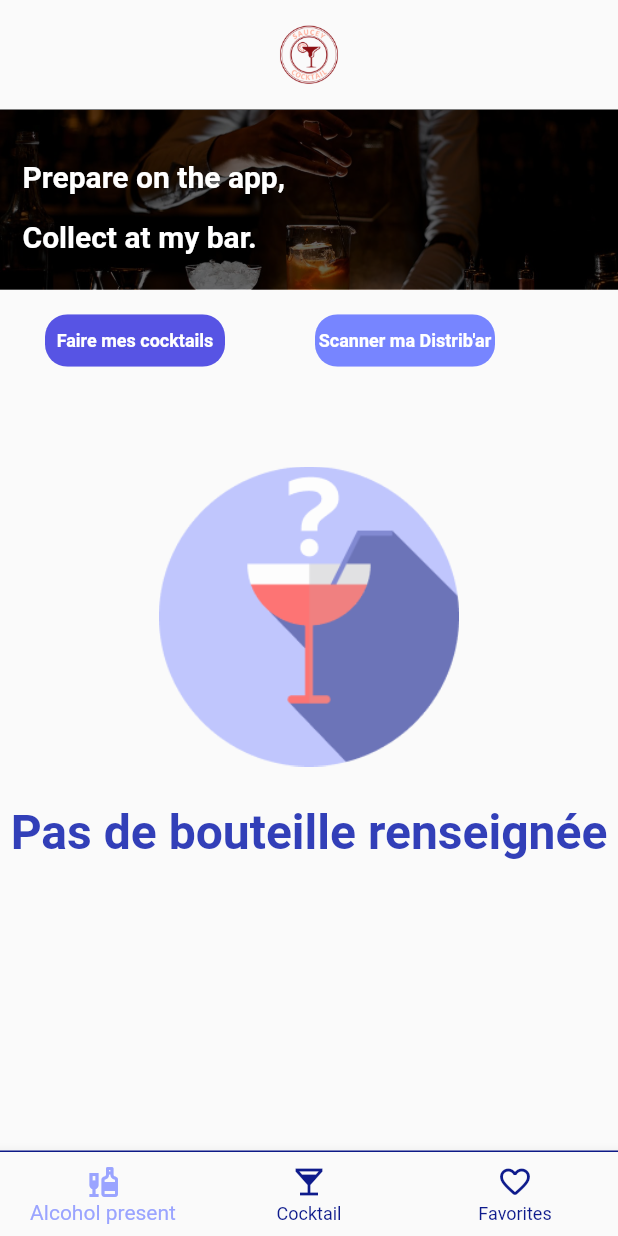
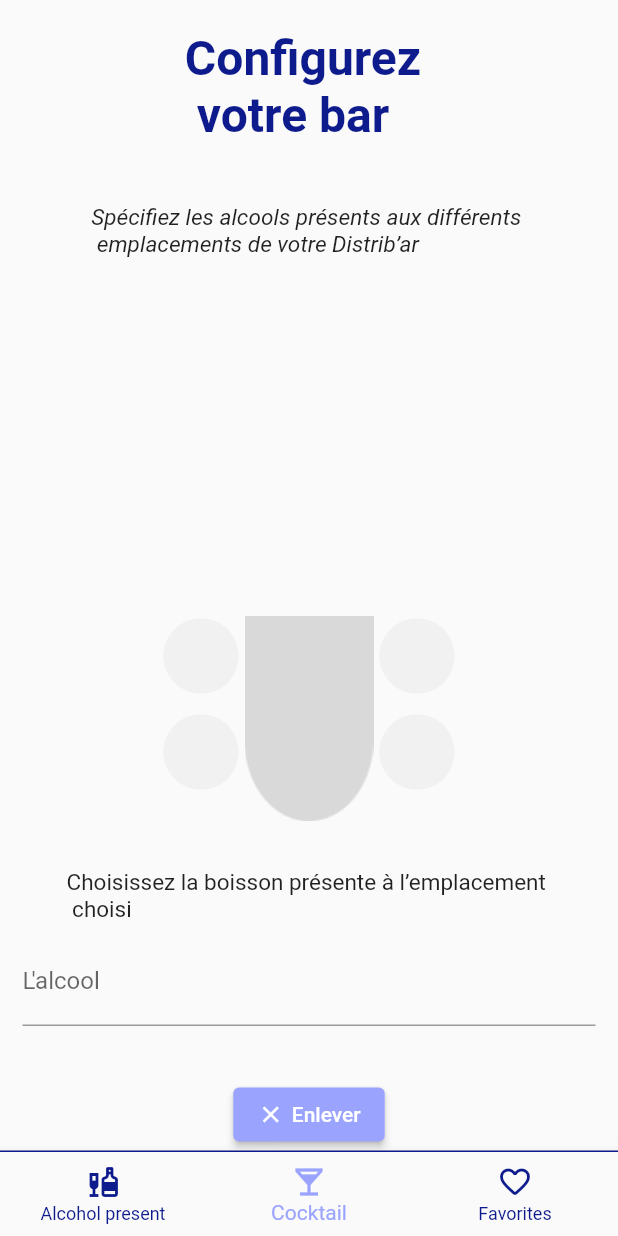
Before and after one commit to elsa-bit/Distrib-ar, a Flutter app: the screen it shows after launch, on a phone screen of 412 x 824 dp. Run offline on Flutter 3.47's test engine with Material 2 defaults, Android fonts, the phone set to English and light mode, and no system bars; our stand-ins replace firebase_analytics, firebase_core, firebase_crashlytics, firebase_database, floor, shared_preferences and 1 more; missing offline and left inert: flutter_barcode_scanner; accounts and stored records are empty; generated files the repository leaves out were written again; Roboto replaces fonts that are missing (AlegreyaSans, Prompt).

Commit message:
Connexion with realtime DB done

```diff
--- a/lib/ancien_projet/cocktail/cocktail.dart
+++ b/lib/ancien_projet/cocktail/cocktail.dart
@@ -3,6 +3,7 @@ import 'package:distribar/ancien_projet/utils/MyColors.dart';
 import 'package:flutter/material.dart';
 import 'package:flutter/services.dart';
 import 'package:flutter_barcode_scanner/flutter_barcode_scanner.dart';
+import 'package:shared_preferences/shared_preferences.dart';
 import '../utils/custom_views/item_card_cocktail.dart';
 import '../utils/custom_views/no_cocktail_found.dart';
 import 'data_model_cocktail.dart';
@@ -182,12 +183,16 @@ class _CocktailState extends State<Cocktail> {
 
   Future<void> QrCodeScan() async {
     String QrCodeScanRes;
+    final SharedPreferences prefs = await SharedPreferences.getInstance();
+
     try {
       QrCodeScanRes = await FlutterBarcodeScanner.scanBarcode(
           '#ff6666', 'Cancel', true, ScanMode.QR);
+      await prefs.setString('id_Distribar', QrCodeScanRes);
     } on PlatformException {
       QrCodeScanRes = 'Failed to get platform version.';
     }
+
     if (!mounted) return;
     setState(() {
       _scanQRcode = QrCodeScanRes;
--- a/lib/ancien_projet/home/views/bottom_nav_bar.dart
+++ b/lib/ancien_projet/home/views/bottom_nav_bar.dart
@@ -12,7 +12,7 @@ class BottomNavBar extends StatefulWidget {
 }
 
 class _BottomNavBarState extends State<BottomNavBar> {
-  int _selectedItem = 0;
+  int _selectedItem = 1;
 
   void _onItemTapped(int index) {
     setState(() {
--- a/lib/ancien_projet/home/views/home.dart
+++ b/lib/ancien_projet/home/views/home.dart
@@ -1,7 +1,7 @@
 import 'package:distribar/ancien_projet/cart/views/cart_view.dart';
-import 'package:distribar/ancien_projet/category/views/category.dart';
 import 'package:distribar/ancien_projet/cocktail/cocktail.dart';
 import 'package:distribar/ancien_projet/home/views/bottom_nav_bar.dart';
+import 'package:distribar/config/config_screen.dart';
 import 'package:flutter/material.dart';
 
 class Home extends StatefulWidget {
@@ -12,9 +12,9 @@ class Home extends StatefulWidget {
 }
 
 class _HomeState extends State<Home> {
-  int _currentIndex = 1;
+  int _currentIndex = 0;    //CHANGER A UN
   final screens = [
-    Category(),
+    Config(),
     Cocktail(),
     Cart(),
   ];
--- a/lib/ancien_projet/utils/MyColors.dart
+++ b/lib/ancien_projet/utils/MyColors.dart
@@ -6,4 +6,7 @@ class MyColors {
   static const Color blue = Color(0xff5754E4);
   static const Color blueDark = Color(0xff323FB8);
   static const Color blueFonce = Color(0xff0E1B8C);
+
+  static const Color greyButton = Color(0xffF0F0F0);
+  static const Color greyConfig = Color(0xffF1F1F1);
 }
--- /dev/null
+++ b/lib/config/config_screen.dart
@@ -0,0 +1,180 @@
+import 'package:distribar/ancien_projet/utils/MyColors.dart';
+import 'package:firebase_database/firebase_database.dart';
+import 'package:flutter/material.dart';
+import 'package:shared_preferences/shared_preferences.dart';
+
+class Config extends StatefulWidget {
+  const Config({Key? key}) : super(key: key);
+
+  @override
+  State<Config> createState() => _ConfigState();
+}
+
+class _ConfigState extends State<Config> {
+  bool isButtonHovered = false;
+  int selectedBottle = 0;
+  String idDistribar = '';
+  TextEditingController _alcoholController = TextEditingController();
+
+  @override
+  Widget build(BuildContext context) {
+    return Scaffold(
+      body: Column(
+        children: [
+          Expanded(
+            child: Align(
+              alignment: Alignment.topCenter,
+              child: Column(
+                mainAxisAlignment: MainAxisAlignment.start,
+                children: const [
+                  Padding(
+                    padding: EdgeInsets.only(top: 20, bottom: 40),
+                    child: Text(
+                      'Configurez \n votre bar',
+                      style: TextStyle(
+                        fontSize: 32,
+                        fontWeight: FontWeight.bold,
+                        color: MyColors.blueFonce,
+                      ),
+                    ),
+                  ),
+                  Text(
+                    'Spécifiez les alcools présents aux différents \n emplacements de votre Distrib’ar',
+                    style: TextStyle(
+                      fontSize: 15,
+                      fontStyle: FontStyle.italic,
+                    ),
+                  ),
+                ],
+              ),
+            ),
+          ),
+          Stack(
+            children: [
+              Image.asset(
+                'assets/images/base_machine.png',
+                width: 200,
+                height: 200,
+              ),
+              Positioned(
+                top: 20,
+                left: -10,
+                child: IconButton(
+                  onPressed: () {
+                    setState(() {
+                      _attributeSelectionedBottle(2);
+                    });
+                  },
+                  icon: Icon(Icons.circle),
+                  color: selectedBottle == 2 ? MyColors.bluePale : MyColors.greyConfig,
+                  iconSize: 60,
+                ),
+              ),
+              Positioned(
+                top: 20,
+                right: -10,
+                child: IconButton(
+                  onPressed: () {
+                    setState(() {
+                      _attributeSelectionedBottle(3);
+                    });
+                  },
+                  icon: Icon(Icons.circle),
+                  color: selectedBottle == 3 ? MyColors.bluePale : MyColors.greyConfig,
+                  iconSize: 60,
+                ),
+              ),
+              Positioned(
+                bottom: 40,
+                left: -10,
+                child: IconButton(
+                  onPressed: () {
+                    setState(() {
+                      _attributeSelectionedBottle(1);
+                    });
+                  },
+                  icon: Icon(Icons.circle),
+                  color: selectedBottle == 1 ? MyColors.bluePale : MyColors.greyConfig,
+                  iconSize: 60,
+                ),
+              ),
+              Positioned(
+                bottom: 40,
+                right: -10,
+                child: IconButton(
+                  onPressed: () {
+                    setState(() {
+                      _attributeSelectionedBottle(4);
+                    });
+                  },
+                  icon: Icon(Icons.circle),
+                  color: selectedBottle == 4 ? MyColors.bluePale : MyColors.greyConfig,
+                  iconSize: 60,
+                ),
+              ),
+            ],
+          ),
+          const Text(
+            'Choisissez la boisson présente à l’emplacement \n choisi',
+            style: TextStyle(
+              fontSize: 15,
+            ),
+          ),
+          const SizedBox(height: 10),
+          Padding(
+            padding: EdgeInsets.only(bottom: 25, right: 15, left: 15),
+            child: TextField(
+              controller: _alcoholController,
+              decoration: const InputDecoration(
+                labelText: "L'alcool",
+              ),
+            ),
+          ),
+          const SizedBox(height: 10),
+          IntrinsicWidth(
+            child: ElevatedButton(
+              onPressed: () {},
+              style: ButtonStyle(
+                backgroundColor: MaterialStateProperty.all<Color>(MyColors.bluePale),
+              ),
+              child: Row(
+                mainAxisAlignment: MainAxisAlignment.center,
+                children: const [
+                  Icon(Icons.close, color: Colors.white, size: 18),
+                  SizedBox(width: 5),
+                  Text(
+                    'Enlever',
+                    style: TextStyle(
+                      color: Colors.white,
+                    ),
+                  ),
+                ],
+              ),
+            ),
+          )
+        ],
+      ),
+    );
+  }
+
+  void _attributeSelectionedBottle(int location) async{
+    final SharedPreferences prefs = await SharedPreferences.getInstance();
+
+    selectedBottle = location;
+    idDistribar = prefs.getString('id_Distribar') ?? '';
+
+    //REGARDER POUR RECUP LES INFOS DU DISTRIBAR
+    DatabaseReference ref = FirebaseDatabase.instance.ref(idDistribar);
+    await ref.set({
+      "config": {
+        "gpio1": "vodka",
+        "gpio2": "",
+        "gpio3": "applejuice",
+        "gpio4": "gin",
+        "gpio5": "",
+      }
+    });
+
+    _alcoholController.text = "Coucou";
+  }
+}
```
Also changed, not shown: lib/ancien_projet/category/viewmodel_category.dart (deleted, +0 -26 lines), lib/ancien_projet/category/views/category.dart (deleted, +0 -53 lines), lib/ancien_projet/category/views/items/ItemCategoryCard.dart (deleted, +0 -65 lines), lib/ancien_projet/category/views/special_category.dart (deleted, +0 -145 lines), pubspec.yaml (+5 -8 lines), assets/images/base_machine.png (added), assets/images/category_beer.jpg (deleted), assets/images/category_famous.jpeg (deleted), assets/images/category_no_alcoholic.jpeg (deleted), assets/images/category_party.jpg (deleted), assets/images/category_sparkling.jpeg (deleted), assets/images/category_stylish.jpeg (deleted), assets/images/category_tropical.jpeg (deleted), pubspec.lock, 1 other file.
